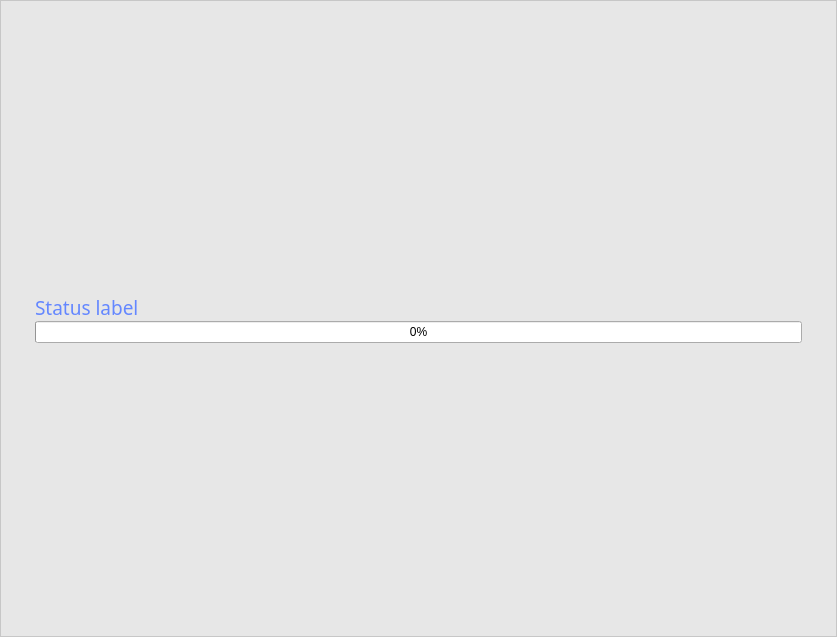
Qt form bin/data/ui/login/login_progress.ui (realXtend/tundra) before a commit.
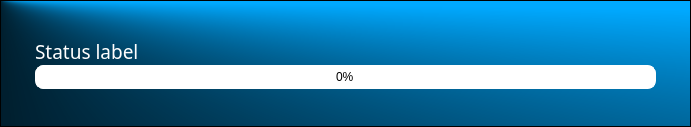
The same form after that commit.

Patch:
```diff
--- a/bin/data/ui/login/login_progress.ui
+++ b/bin/data/ui/login/login_progress.ui
@@ -6,10 +6,16 @@
    <rect>
     <x>0</x>
     <y>0</y>
-    <width>837</width>
-    <height>637</height>
+    <width>691</width>
+    <height>127</height>
    </rect>
   </property>
+  <property name="maximumSize">
+   <size>
+    <width>16777215</width>
+    <height>127</height>
+   </size>
+  </property>
   <property name="windowTitle">
    <string>Form</string>
   </property>
@@ -20,11 +26,11 @@
 
 QFrame#MainFrame {
 	padding: 25px;
-	background-color: rgba(195, 195, 195, 100);
+	background-color: qconicalgradient(cx:0, cy:0, angle:85.7, stop:0.460227 rgba(0, 0, 0, 255), stop:0.75 rgba(0, 169, 255, 255));
 }
 
-QLabel#statusLabel {
-	color: rgb(100, 135, 255);
+QLabel  {
+	color: rgb(255, 255, 255);
 }</string>
   </property>
   <layout class="QVBoxLayout" name="verticalLayout">
@@ -82,6 +88,20 @@
         </item>
         <item>
          <widget class="QProgressBar" name="progressBar">
+          <property name="styleSheet">
+           <string>QProgressBar {
+	color: rgb(0, 0, 0);
+    border: 1px solid white;
+	border-radius: 8px;
+	text-align: center;
+}
+
+ QProgressBar::chunk {
+	background-color: qlineargradient(spread:pad, x1:0.489, y1:0, x2:0.5, y2:1, stop:0 rgba(0, 169, 255, 200), stop:1 rgba(0, 0, 0, 255));
+	border-bottom-left-radius: 7px;
+	border-top-left-radius: 7px;
+ }</string>
+          </property>
           <property name="value">
            <number>0</number>
           </property>
```
